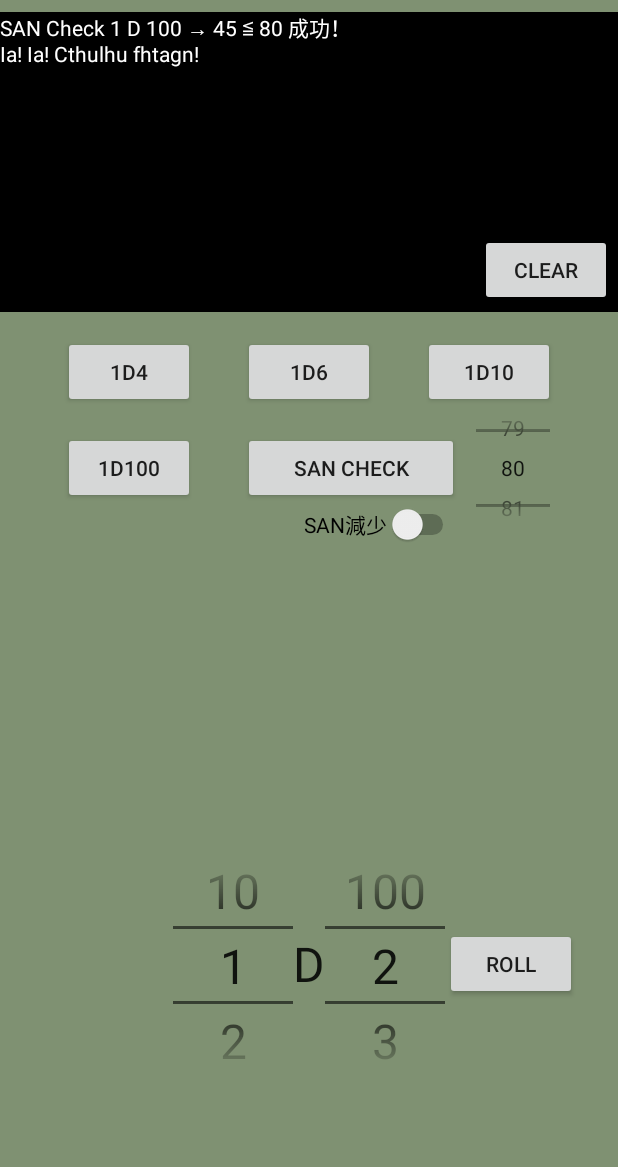
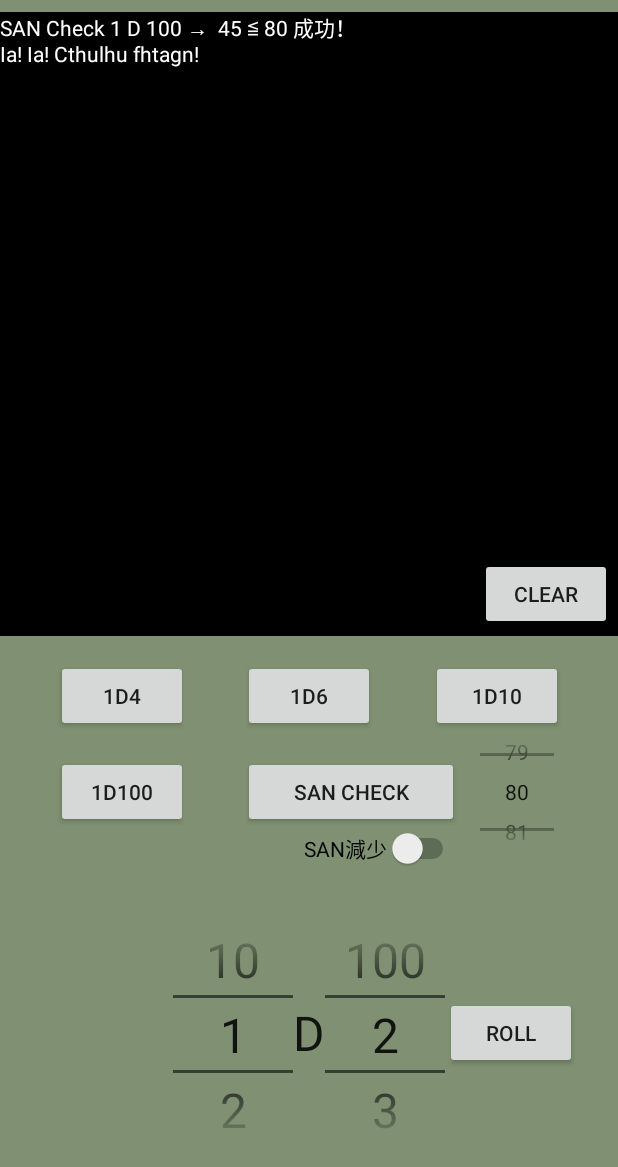
Before and after one commit to yuki-kamikita/CoCdice, an Android app: the screen it shows after launch (MainActivity), after a tap on "SAN CHECK", on a phone screen of 412 x 824 dp. Shown: the top 1167 px of the screen. Run offline under Robolectric (Android 15) with nearby library versions, the phone set to English and light mode, and no system bars.

Commit message:
ver0.5.0 レスポンシブ、複数ダイス対応
残り
初期表示ランダム
多言語対応

```diff
--- a/app/src/main/java/com/CoCdice/cocdice/MainActivity.kt
+++ b/app/src/main/java/com/CoCdice/cocdice/MainActivity.kt
@@ -14,6 +14,7 @@ class MainActivity : AppCompatActivity() {
         val history = textView.text
         var rand = 0
         var temp = 0
+        var multi = ""
         var extreme = ""
         var san = ""
         var text = ""
@@ -22,8 +23,11 @@ class MainActivity : AppCompatActivity() {
         if (quantity > 1) { // 複数ダイス
             for (i in 1..quantity) {
                 temp = Random.nextInt(type) + 1
+                if (multi == "") multi = temp.toString()
+                else multi = multi + " + " + temp.toString()
                 rand += temp
             }
+            multi = multi + " ="
         } else { // ダイス1つ
             rand = Random.nextInt(type) + 1
             if (type == 100 && string != "SAN Check" && switch == false) { // 1D100時、クリファン表記
@@ -73,7 +77,7 @@ class MainActivity : AppCompatActivity() {
             text = string
         }
 
-        text = "$text $quantity D $type → $rand $san $extreme \n$history"
+        text = "$text $quantity D $type → $multi $rand $san $extreme \n$history"
         textView.text = text
 
         return text
--- a/app/src/main/res/layout/activity_main.xml
+++ b/app/src/main/res/layout/activity_main.xml
@@ -26,7 +26,6 @@
         android:layout_width="wrap_content"
         android:layout_height="wrap_content"
         android:layout_gravity="center_horizontal"
-        android:layout_marginBottom="160dp"
         android:gravity="center_horizontal"
         android:text="@string/dice"
         android:textColor="?android:attr/textColorPrimary"
@@ -34,7 +33,8 @@
         android:theme="@style/NumberPicker"
         app:layout_constraintBottom_toBottomOf="parent"
         app:layout_constraintEnd_toEndOf="parent"
-        app:layout_constraintStart_toStartOf="parent" />
+        app:layout_constraintStart_toStartOf="parent"
+        app:layout_constraintTop_toBottomOf="@+id/buttonSan" />
 
     <NumberPicker
         android:id="@+id/numberPickerType"
@@ -74,11 +74,14 @@
         android:id="@+id/button1d4"
         android:layout_width="wrap_content"
         android:layout_height="wrap_content"
+        android:layout_marginStart="32dp"
+        android:layout_marginLeft="32dp"
         android:layout_marginEnd="32dp"
         android:layout_marginRight="32dp"
         android:text="@string/button1d4"
         app:layout_constraintBottom_toBottomOf="@+id/button1d6"
         app:layout_constraintEnd_toStartOf="@+id/button1d6"
+        app:layout_constraintStart_toStartOf="parent"
         app:layout_constraintTop_toTopOf="@+id/button1d6" />
 
     <Button
@@ -98,8 +101,11 @@
         android:layout_height="wrap_content"
         android:layout_marginStart="32dp"
         android:layout_marginLeft="32dp"
+        android:layout_marginEnd="32dp"
+        android:layout_marginRight="32dp"
         android:text="@string/button1d10"
         app:layout_constraintBottom_toBottomOf="@+id/button1d6"
+        app:layout_constraintEnd_toEndOf="parent"
         app:layout_constraintStart_toEndOf="@+id/button1d6"
         app:layout_constraintTop_toTopOf="@+id/button1d6" />
 
@@ -145,9 +151,11 @@
     <ScrollView
         android:id="@+id/scrollView"
         android:layout_width="match_parent"
-        android:layout_height="200dp"
+        android:layout_height="match_parent"
         android:layout_marginTop="8dp"
+        android:layout_marginBottom="400dp"
         android:background="@android:color/background_dark"
+        app:layout_constraintBottom_toBottomOf="parent"
         app:layout_constraintEnd_toEndOf="parent"
         app:layout_constraintStart_toStartOf="parent"
         app:layout_constraintTop_toTopOf="parent">
```
